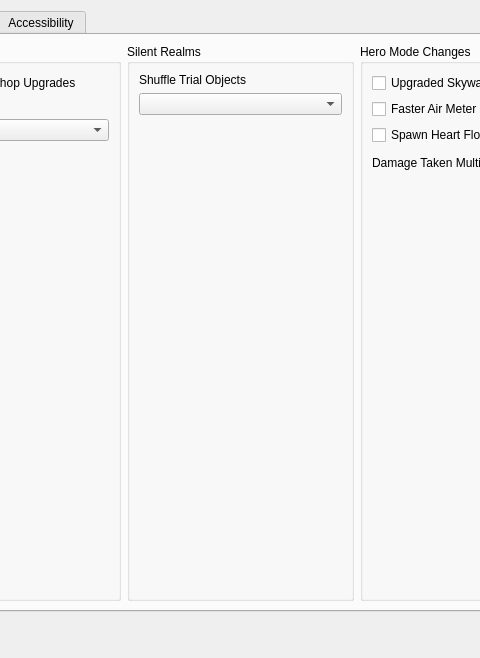
The window that gui/randogui.ui (ssrando/ssrando) describes before a commit, drawn with Qt 5; both pictures show x 594 to 1074 and y 0 to 658 of the 1202 by 759 pixel window.
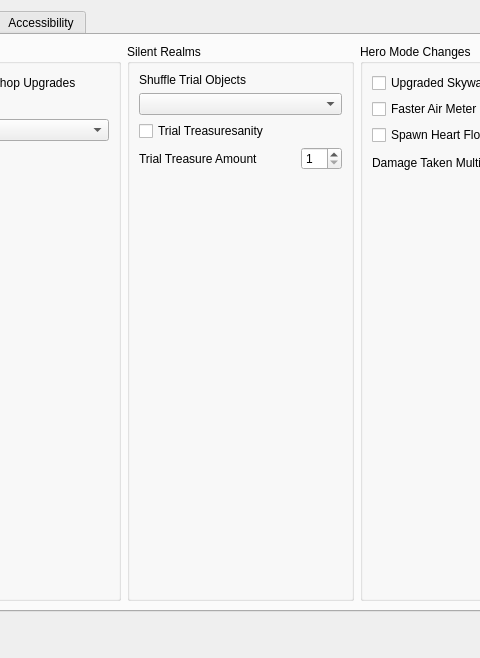
The same window after the commit. The open tabs and pages were chosen to show the change.

The edit to the form file:
```diff
--- a/gui/randogui.ui
+++ b/gui/randogui.ui
@@ -1166,7 +1166,7 @@
           <property name="title">
            <string>Silent Realms</string>
           </property>
-          <layout class="QVBoxLayout" name="verticalLayout_7">
+          <layout class="QHBoxLayout" name="horizontalLayout_10">
            <item>
             <layout class="QVBoxLayout" name="vlay_silent_realms">
              <item>
@@ -1189,6 +1189,43 @@
                </item>
               </layout>
              </item>
+             <item>
+              <widget class="QCheckBox" name="option_treasuresanity_in_silent_realms">
+               <property name="text">
+                <string>Trial Treasuresanity</string>
+               </property>
+              </widget>
+             </item>
+             <item>
+              <layout class="QHBoxLayout" name="horizontalLayout_9">
+               <property name="bottomMargin">
+                <number>0</number>
+               </property>
+               <item>
+                <widget class="QLabel" name="label_for_option_trial_treasure_amount">
+                 <property name="text">
+                  <string>Trial Treasure Amount</string>
+                 </property>
+                </widget>
+               </item>
+               <item>
+                <widget class="QSpinBox" name="option_trial_treasure_amount">
+                 <property name="maximumSize">
+                  <size>
+                   <width>41</width>
+                   <height>16777215</height>
+                  </size>
+                 </property>
+                 <property name="minimum">
+                  <number>1</number>
+                 </property>
+                 <property name="maximum">
+                  <number>10</number>
+                 </property>
+                </widget>
+               </item>
+              </layout>
+             </item>
              <item>
               <spacer name="vspace_silent_realms">
                <property name="orientation">
```
Left out of the diff: 2 changed lines with no effect on the pictures.
